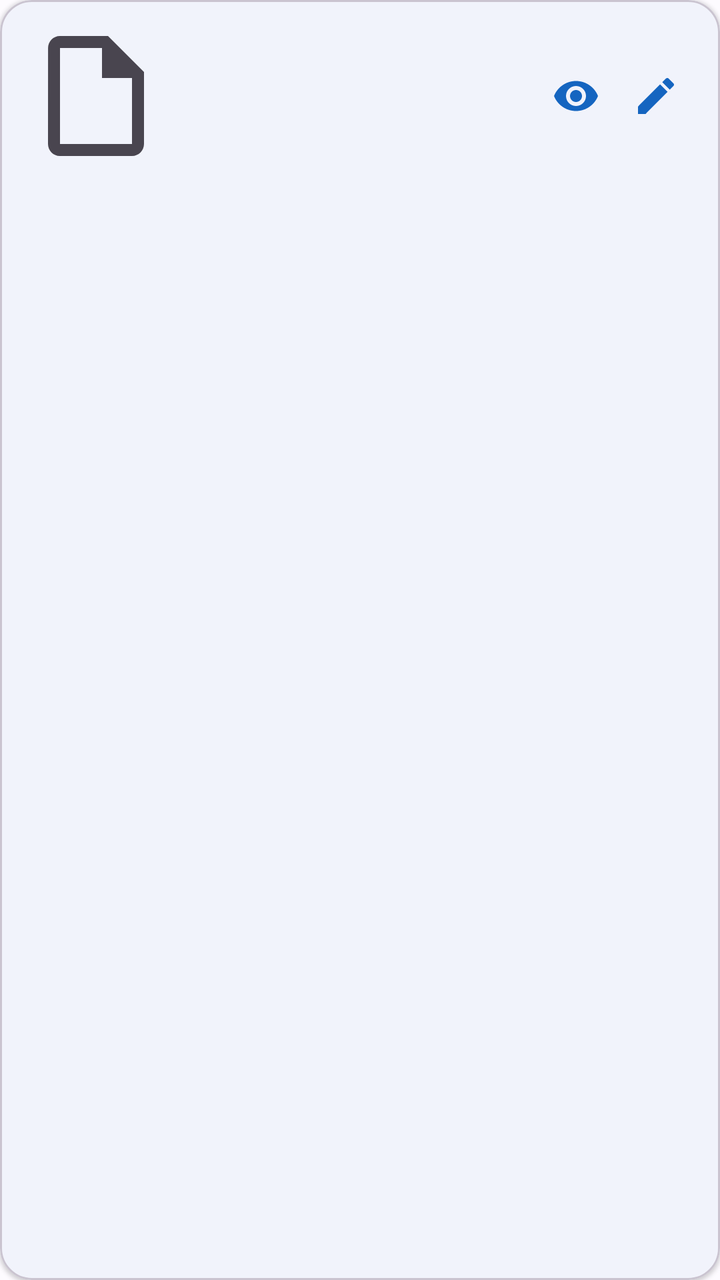
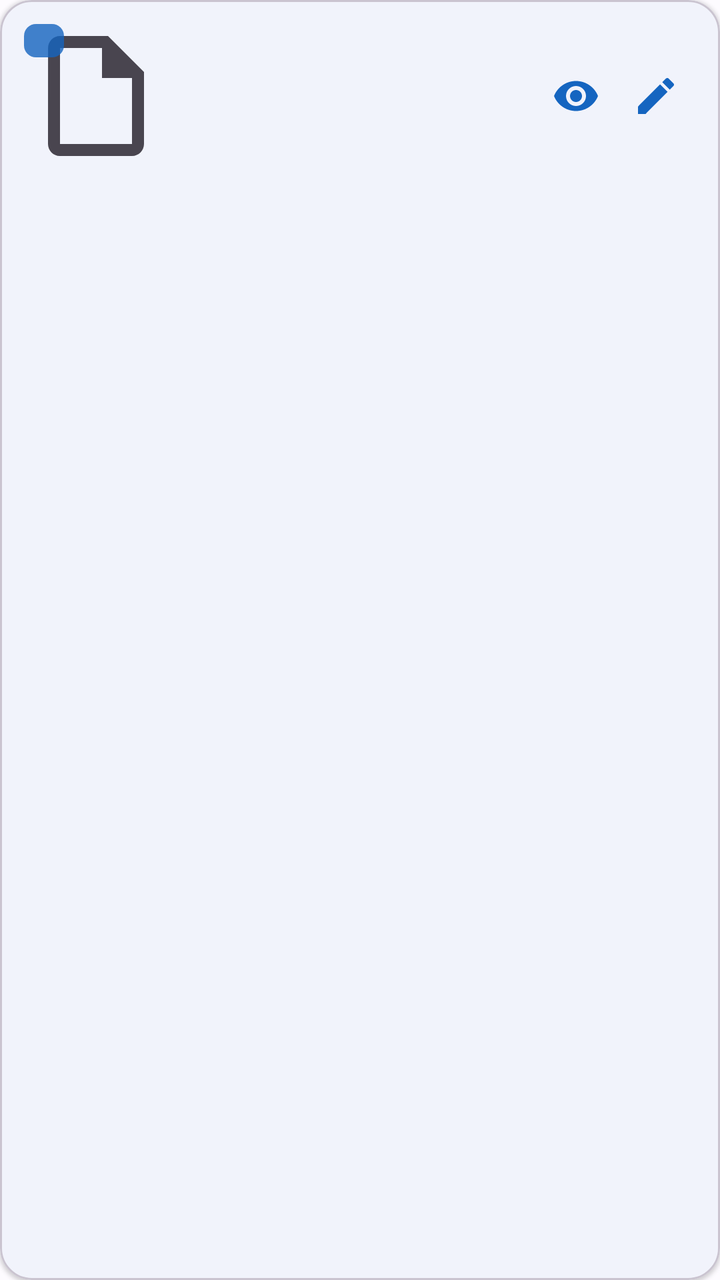

Before-and-after screenshots of an Android layout around one commit, followed by the original layout XML and the change that was made.
<!-- AndroidManifest.xml: application theme Theme.ScanWhirl -->
<!-- res/layout/item_scan.xml -->
<?xml version="1.0" encoding="utf-8"?>
<com.google.android.material.card.MaterialCardView xmlns:android="http://schemas.android.com/apk/res/android"
    xmlns:app="http://schemas.android.com/apk/res-auto"
    android:layout_width="match_parent"
    android:layout_height="wrap_content"
    android:layout_margin="6dp"
    android:clickable="true"
    android:focusable="true"
    app:cardCornerRadius="16dp"
    app:cardElevation="1dp">

    <LinearLayout
        android:layout_width="match_parent"
        android:layout_height="wrap_content"
        android:gravity="center_vertical"
        android:orientation="horizontal"
        android:padding="12dp">

        <ImageView
            android:id="@+id/scanThumb"
            android:layout_width="72dp"
            android:layout_height="72dp"
            android:contentDescription="@null"
            android:scaleType="centerCrop"
            android:src="@drawable/ic_document" />

        <LinearLayout
            android:layout_width="0dp"
            android:layout_height="wrap_content"
            android:layout_marginStart="14dp"
            android:layout_weight="1"
            android:orientation="vertical">

            <TextView
                android:id="@+id/scanName"
                android:layout_width="match_parent"
                android:layout_height="wrap_content"
                android:ellipsize="end"
                android:maxLines="2"
                android:textAppearance="?attr/textAppearanceTitleMedium" />

            <TextView
                android:id="@+id/scanMeta"
                android:layout_width="match_parent"
                android:layout_height="wrap_content"
                android:layout_marginTop="4dp"
                android:textAppearance="?attr/textAppearanceBodySmall"
                android:textColor="?android:attr/textColorSecondary" />
        </LinearLayout>

        <ImageButton
            android:id="@+id/btnView"
            android:layout_width="40dp"
            android:layout_height="40dp"
            android:background="?attr/selectableItemBackgroundBorderless"
            android:contentDescription="@string/view"
            android:padding="8dp"
            android:src="@drawable/ic_visibility"
            app:tint="?attr/colorPrimary" />

        <ImageButton
            android:id="@+id/btnEdit"
            android:layout_width="40dp"
            android:layout_height="40dp"
            android:background="?attr/selectableItemBackgroundBorderless"
            android:contentDescription="@string/edit"
            android:padding="8dp"
            android:src="@drawable/ic_edit"
            app:tint="?attr/colorPrimary" />

        <CheckBox
            android:id="@+id/checkSelect"
            android:layout_width="wrap_content"
            android:layout_height="wrap_content"
            android:layout_marginStart="4dp"
            android:clickable="false"
            android:focusable="false"
            android:visibility="gone"
            app:buttonTint="@color/sf_primary" />
    </LinearLayout>
</com.google.android.material.card.MaterialCardView>
<!-- resources referenced by this layout -->
<resources>
  <color name="sf_primary">#1565C0</color>
  <!-- drawable ic_document (drawable) -->
  <?xml version="1.0" encoding="utf-8"?>
  <vector xmlns:android="http://schemas.android.com/apk/res/android"
      android:width="24dp"
      android:height="24dp"
      android:viewportWidth="24"
      android:viewportHeight="24"
      android:tint="?attr/colorControlNormal">
      <path
          android:fillColor="@android:color/white"
          android:pathData="M14,2H6c-1.1,0 -1.99,0.9 -1.99,2L4,20c0,1.1 0.89,2 1.99,2H18c1.1,0 2,-0.9 2,-2V8l-6,-6zM6,20V4h7v5h5v11H6z" />
  </vector>
  <!-- drawable ic_edit (drawable) -->
  <vector xmlns:android="http://schemas.android.com/apk/res/android"
      android:width="24dp"
      android:height="24dp"
      android:viewportWidth="24"
      android:viewportHeight="24"
      android:tint="?attr/colorControlNormal">
      <path
          android:fillColor="@android:color/white"
          android:pathData="M3,17.25V21h3.75L17.81,9.94l-3.75,-3.75L3,17.25zM20.71,7.04c0.39,-0.39 0.39,-1.02 0,-1.41l-2.34,-2.34c-0.39,-0.39 -1.02,-0.39 -1.41,0l-1.83,1.83 3.75,3.75 1.83,-1.83z" />
  </vector>
  <!-- drawable ic_visibility (drawable) -->
  <vector xmlns:android="http://schemas.android.com/apk/res/android"
      android:width="24dp"
      android:height="24dp"
      android:viewportWidth="24"
      android:viewportHeight="24"
      android:tint="?attr/colorControlNormal">
      <path
          android:fillColor="@android:color/white"
          android:pathData="M12,4.5C7,4.5 2.73,7.61 1,12c1.73,4.39 6,7.5 11,7.5s9.27,-3.11 11,-7.5c-1.73,-4.39 -6,-7.5 -11,-7.5zM12,17c-2.76,0 -5,-2.24 -5,-5s2.24,-5 5,-5 5,2.24 5,5 -2.24,5 -5,5zM12,9c-1.66,0 -3,1.34 -3,3s1.34,3 3,3 3,-1.34 3,-3 -1.34,-3 -3,-3z" />
  </vector>
  <string name="edit">Edit</string>
  <string name="view">View</string>
  <style name="Theme.ScanWhirl" parent="Theme.Material3.DayNight.NoActionBar">
          <item name="colorPrimary">@color/sf_primary</item>
          <item name="colorOnPrimary">@color/sf_on_primary</item>
          <item name="colorPrimaryContainer">@color/sf_primary_container</item>
          <item name="colorOnPrimaryContainer">@color/sf_on_primary_container</item>
          <item name="colorSecondaryContainer">@color/sf_secondary_container</item>
          <item name="colorOnSecondaryContainer">@color/sf_on_secondary_container</item>
          <item name="android:colorBackground">@color/sf_background</item>
          <item name="colorSurface">@color/sf_surface</item>
          <item name="colorOnSurface">@color/sf_on_surface</item>
          <item name="colorSurfaceContainer">@color/sf_surface</item>
          <item name="android:statusBarColor">@color/sf_surface</item>
          <item name="android:navigationBarColor">@color/sf_background</item>
          <item name="android:windowLightStatusBar">true</item>
      </style>
  <color name="sf_on_primary">#FFFFFF</color>
  <color name="sf_primary_container">#D6E3FF</color>
  <color name="sf_on_primary_container">#001B3F</color>
  <color name="sf_secondary_container">#DDE7FF</color>
  <color name="sf_on_secondary_container">#001B41</color>
  <color name="sf_background">#FDFBFF</color>
  <color name="sf_surface">#FDFBFF</color>
  <color name="sf_on_surface">#1A1B20</color>
</resources>

<!-- the commit's change to res/layout/item_scan.xml (unified diff, before → after) -->
@@ -16,13 +16,31 @@
         android:orientation="horizontal"
         android:padding="12dp">
 
-        <ImageView
-            android:id="@+id/scanThumb"
+        <FrameLayout
             android:layout_width="72dp"
-            android:layout_height="72dp"
-            android:contentDescription="@null"
-            android:scaleType="centerCrop"
-            android:src="@drawable/ic_document" />
+            android:layout_height="72dp">
+
+            <ImageView
+                android:id="@+id/scanThumb"
+                android:layout_width="match_parent"
+                android:layout_height="match_parent"
+                android:contentDescription="@null"
+                android:scaleType="centerCrop"
+                android:src="@drawable/ic_document" />
+
+            <TextView
+                android:id="@+id/pageBadge"
+                android:layout_width="wrap_content"
+                android:layout_height="wrap_content"
+                android:layout_gravity="top|start"
+                android:background="@drawable/bg_page_number"
+                android:gravity="center"
+                android:minWidth="20dp"
+                android:paddingHorizontal="5dp"
+                android:paddingVertical="1dp"
+                android:textColor="#FFFFFFFF"
+                android:textSize="11sp" />
+        </FrameLayout>
 
         <LinearLayout
             android:layout_width="0dp"
<!-- resource entries referenced after the edit -->
@@ -1,6 +1,12 @@
 <!-- resources referenced by this layout -->
 <resources>
   <color name="sf_primary">#1565C0</color>
+  <!-- drawable bg_page_number (drawable) -->
+  <?xml version="1.0" encoding="utf-8"?>
+  <shape xmlns:android="http://schemas.android.com/apk/res/android" android:shape="rectangle">
+      <solid android:color="#CC1565C0" />
+      <corners android:radius="6dp" />
+  </shape>
   <!-- drawable ic_document (drawable) -->
   <?xml version="1.0" encoding="utf-8"?>
   <vector xmlns:android="http://schemas.android.com/apk/res/android"
